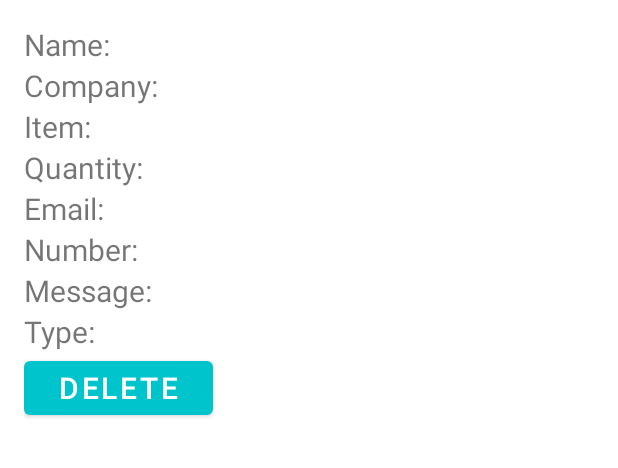
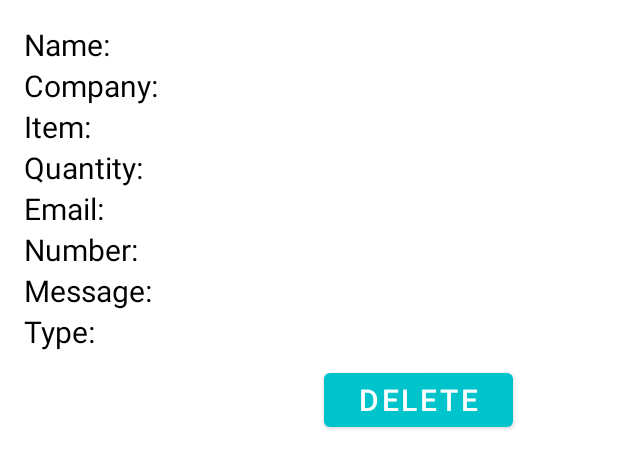
Before and after one commit to Digitely/Mobile_App, an Android app: the layout volunteers_list.xml on its own in the app's theme, with its tools: preview values and no code run, on a phone screen of 412 x 824 dp. Shown: the top 468 px of the screen. Run offline under Robolectric (Android 15) with nearby library versions, the phone set to English and light mode, and no system bars.

Commit message:
ui update
-added image on volunteer admin page
-matched button alignment
-matched text colour

```diff
--- a/app/src/main/res/layout/item_event.xml
+++ b/app/src/main/res/layout/item_event.xml
@@ -77,7 +77,8 @@
         android:layout_width="wrap_content"
         android:layout_height="wrap_content"
         android:text="Get Directions"
-        android:layout_marginTop="8dp" />
+        android:layout_marginTop="8dp"
+        android:layout_marginLeft="200dp"/>
 
     <!-- Add any other views or styling as desired -->
 
--- a/app/src/main/res/layout/volunteers_list.xml
+++ b/app/src/main/res/layout/volunteers_list.xml
@@ -17,16 +17,19 @@
             android:id="@+id/textViewName"
             android:layout_width="wrap_content"
             android:textSize="20dp"
+            android:textColor="@color/black"
             android:layout_height="wrap_content"
             android:text="Name: " />
         <TextView
             android:id="@+id/companyTextView"
             android:layout_width="wrap_content"
             android:layout_height="wrap_content"
+            android:textColor="@color/black"
             android:textSize="20dp"
             android:text="Company: " />
         <TextView
             android:id="@+id/itemTextView"
+            android:textColor="@color/black"
             android:layout_width="wrap_content"
             android:layout_height="wrap_content"
             android:textSize="20dp"
@@ -34,6 +37,7 @@
            />
         <TextView
             android:id="@+id/quantityTextView"
+            android:textColor="@color/black"
             android:layout_width="wrap_content"
             android:layout_height="wrap_content"
             android:text="Quantity: "
@@ -43,12 +47,14 @@
             android:id="@+id/textViewEmail"
             android:layout_width="wrap_content"
             android:textSize="20dp"
+            android:textColor="@color/black"
             android:layout_height="wrap_content"
             android:text="Email: " />
 
         <TextView
             android:id="@+id/textViewNumber"
             android:textSize="20dp"
+            android:textColor="@color/black"
             android:layout_width="wrap_content"
             android:layout_height="wrap_content"
             android:text="Number: " />
@@ -56,6 +62,7 @@
         <TextView
             android:id="@+id/textViewMessage"
             android:textSize="20dp"
+            android:textColor="@color/black"
             android:layout_width="wrap_content"
             android:layout_height="wrap_content"
             android:text="Message: " />
@@ -63,6 +70,7 @@
         <TextView
             android:id="@+id/textViewType"
             android:textSize="20dp"
+            android:textColor="@color/black"
             android:layout_width="wrap_content"
             android:layout_height="wrap_content"
             android:text="Type: " />
@@ -72,6 +80,8 @@
         <Button
             android:id="@+id/btnDelete"
             android:textSize="20dp"
+            android:layout_marginTop="8dp"
+            android:layout_marginLeft="200dp"
             android:layout_width="126dp"
             android:layout_height="match_parent"
             android:text="Delete" />
```
Also changed, not shown: app/src/main/res/layout/activity_admin_volunteers.xml (+16 -15 lines).
